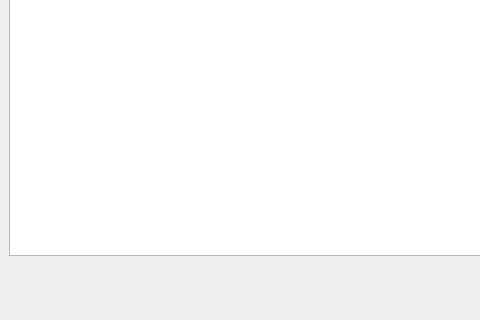
First picture: the form in ImageWindow.ui, repository ifdealer/QT-tools, before the edit; both pictures show x 0 to 480 and y 204 to 524 of the 774 by 524 pixel window.
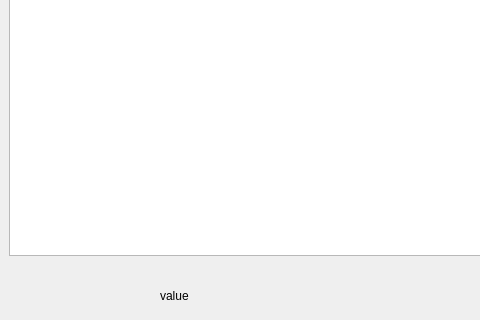
Second picture: the form after the edit.

```diff
--- a/ImageWindow.ui
+++ b/ImageWindow.ui
@@ -39,6 +39,19 @@
     <string/>
    </property>
   </widget>
+  <widget class="QLabel" name="picvalue">
+   <property name="geometry">
+    <rect>
+     <x>160</x>
+     <y>490</y>
+     <width>121</width>
+     <height>20</height>
+    </rect>
+   </property>
+   <property name="text">
+    <string>value</string>
+   </property>
+  </widget>
  </widget>
  <layoutdefault spacing="6" margin="11"/>
  <resources/>
```
